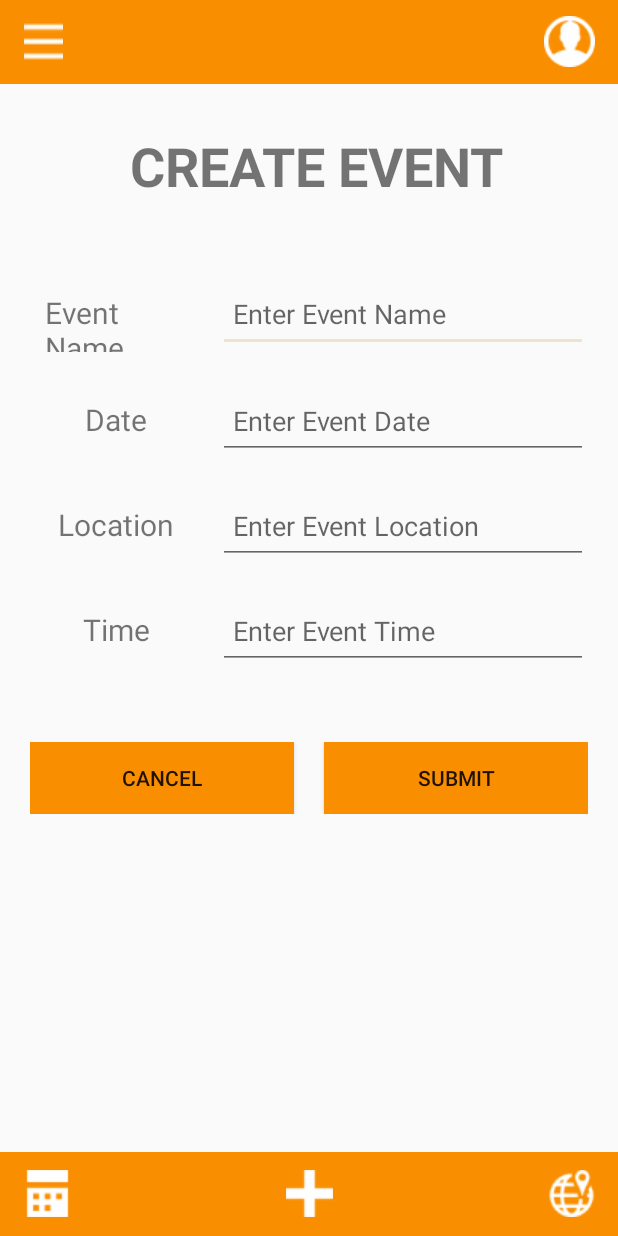
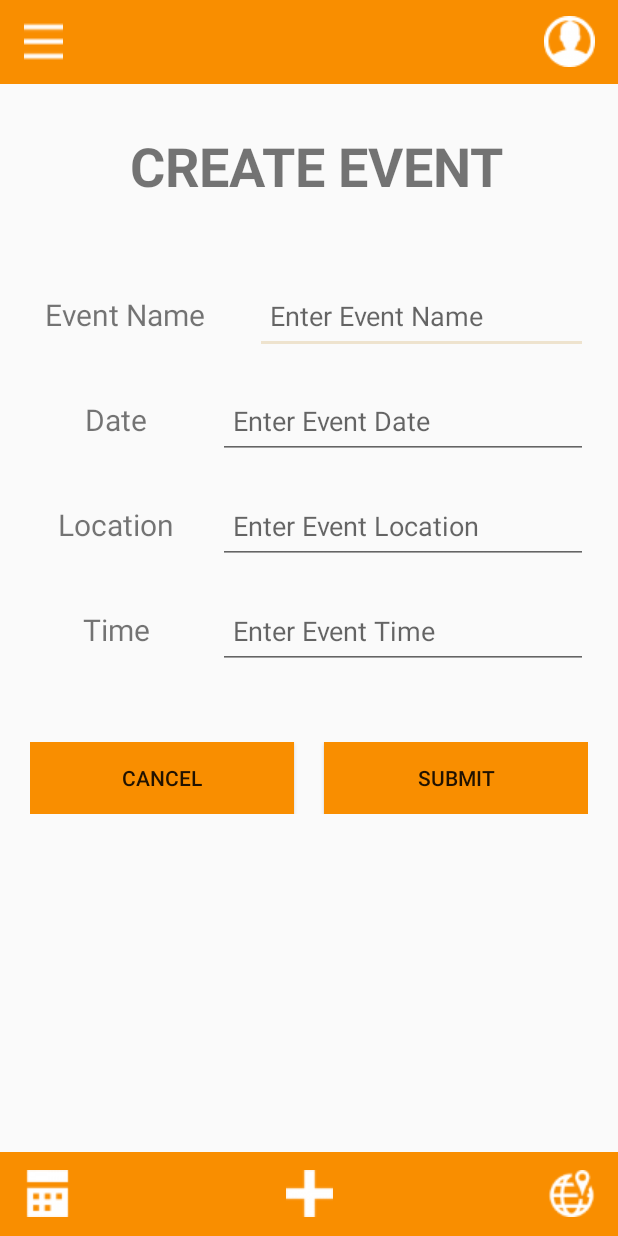
Before and after one commit to arunima1820/HackUTD-VI, an Android app: the AddActivity screen opened directly, with no data from a screen before it, on a phone screen of 412 x 824 dp. Run offline under Robolectric (Android 15) with nearby library versions, the phone set to English and light mode, and no system bars.

Commit message:
fixed UI again

```diff
--- a/app/src/main/res/layout/activity_add.xml
+++ b/app/src/main/res/layout/activity_add.xml
@@ -29,17 +29,17 @@
         android:layout_width="match_parent"
         android:layout_height="50dp"
         android:layout_marginTop="20dp"
-        android:layout_marginStart="20dp"
+        android:layout_marginStart="10dp"
         android:layout_marginEnd="20dp"
         android:orientation="horizontal"
         android:weightSum="2">
 
         <TextView
             android:id="@+id/eventName"
-            android:layout_width="0dp"
+            android:layout_width="130dp"
             android:layout_height="50dp"
             android:layout_marginRight="10dp"
-            android:layout_weight="0.6"
+            android:layout_marginLeft="10dp"
             android:gravity="center_vertical"
             android:paddingLeft="10dp"
             android:textSize="20dp"
@@ -50,7 +50,7 @@
             android:layout_width="0dp"
             android:layout_height="50dp"
             android:layout_marginLeft="10dp"
-            android:layout_weight="1.4"
+            android:layout_weight="2"
             android:hint="Enter Event Name"
             android:imeOptions="actionNext"
             android:paddingLeft="10dp"
```
